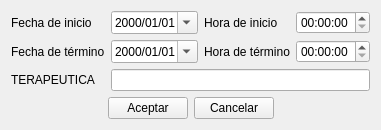
The window that item_terapeutica.ui (rodety/Clinica) describes before a commit, drawn with Qt 5.
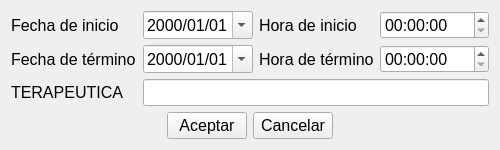
The same window after the commit. Icons and pictures are not drawn.

```diff
--- a/item_terapeutica.ui
+++ b/item_terapeutica.ui
@@ -6,8 +6,8 @@
    <rect>
     <x>0</x>
     <y>0</y>
-    <width>352</width>
-    <height>123</height>
+    <width>500</width>
+    <height>142</height>
    </rect>
   </property>
   <property name="windowTitle">
@@ -22,6 +22,11 @@
     <layout class="QGridLayout" name="gridLayout">
      <item row="0" column="0">
       <widget class="QLabel" name="label_2">
+       <property name="font">
+        <font>
+         <pointsize>12</pointsize>
+        </font>
+       </property>
        <property name="text">
         <string>Fecha de inicio    </string>
        </property>
@@ -29,6 +34,11 @@
      </item>
      <item row="0" column="1">
       <widget class="QDateEdit" name="dateEdit_Fecha_inicio">
+       <property name="font">
+        <font>
+         <pointsize>12</pointsize>
+        </font>
+       </property>
        <property name="displayFormat">
         <string>yyyy/MM/dd</string>
        </property>
@@ -39,6 +49,11 @@
      </item>
      <item row="0" column="2">
       <widget class="QLabel" name="label_3">
+       <property name="font">
+        <font>
+         <pointsize>12</pointsize>
+        </font>
+       </property>
        <property name="text">
         <string>Hora de inicio</string>
        </property>
@@ -46,6 +61,11 @@
      </item>
      <item row="0" column="3">
       <widget class="QTimeEdit" name="timeEdit_Hora_inicio">
+       <property name="font">
+        <font>
+         <pointsize>12</pointsize>
+        </font>
+       </property>
        <property name="displayFormat">
         <string>hh:mm:ss</string>
        </property>
@@ -56,6 +76,11 @@
      </item>
      <item row="1" column="0">
       <widget class="QLabel" name="label_5">
+       <property name="font">
+        <font>
+         <pointsize>12</pointsize>
+        </font>
+       </property>
        <property name="text">
         <string>Fecha de término</string>
        </property>
@@ -63,6 +88,11 @@
      </item>
      <item row="1" column="1">
       <widget class="QDateEdit" name="dateEdit_Fecha_fin">
+       <property name="font">
+        <font>
+         <pointsize>12</pointsize>
+        </font>
+       </property>
        <property name="displayFormat">
         <string>yyyy/MM/dd</string>
        </property>
@@ -73,6 +103,11 @@
      </item>
      <item row="1" column="2">
       <widget class="QLabel" name="label_6">
+       <property name="font">
+        <font>
+         <pointsize>12</pointsize>
+        </font>
+       </property>
        <property name="text">
         <string>Hora de término</string>
        </property>
@@ -80,6 +115,11 @@
      </item>
      <item row="1" column="3">
       <widget class="QTimeEdit" name="timeEdit_Hora_fin">
+       <property name="font">
+        <font>
+         <pointsize>12</pointsize>
+        </font>
+       </property>
        <property name="displayFormat">
         <string>hh:mm:ss</string>
        </property>
@@ -90,18 +130,34 @@
      </item>
      <item row="2" column="0">
       <widget class="QLabel" name="label_4">
+       <property name="font">
+        <font>
+         <pointsize>12</pointsize>
+        </font>
+       </property>
        <property name="text">
         <string>TERAPEUTICA</string>
        </property>
       </widget>
      </item>
      <item row="2" column="1" colspan="3">
-      <widget class="QLineEdit" name="lineEdit"/>
+      <widget class="QLineEdit" name="lineEdit">
+       <property name="font">
+        <font>
+         <pointsize>12</pointsize>
+        </font>
+       </property>
+      </widget>
      </item>
      <item row="3" column="0" colspan="4">
       <layout class="QHBoxLayout" name="horizontalLayout">
        <item>
         <spacer name="horizontalSpacer">
+         <property name="font">
+          <font>
+           <pointsize>12</pointsize>
+          </font>
+         </property>
          <property name="orientation">
           <enum>Qt::Horizontal</enum>
          </property>
@@ -115,6 +171,11 @@
        </item>
        <item>
         <widget class="QPushButton" name="pushButton_Aceptar">
+         <property name="font">
+          <font>
+           <pointsize>12</pointsize>
+          </font>
+         </property>
          <property name="text">
           <string>Aceptar</string>
          </property>
@@ -122,6 +183,11 @@
        </item>
        <item>
         <widget class="QPushButton" name="pushButton_Cancelar">
+         <property name="font">
+          <font>
+           <pointsize>12</pointsize>
+          </font>
+         </property>
          <property name="text">
           <string>Cancelar</string>
          </property>
```
